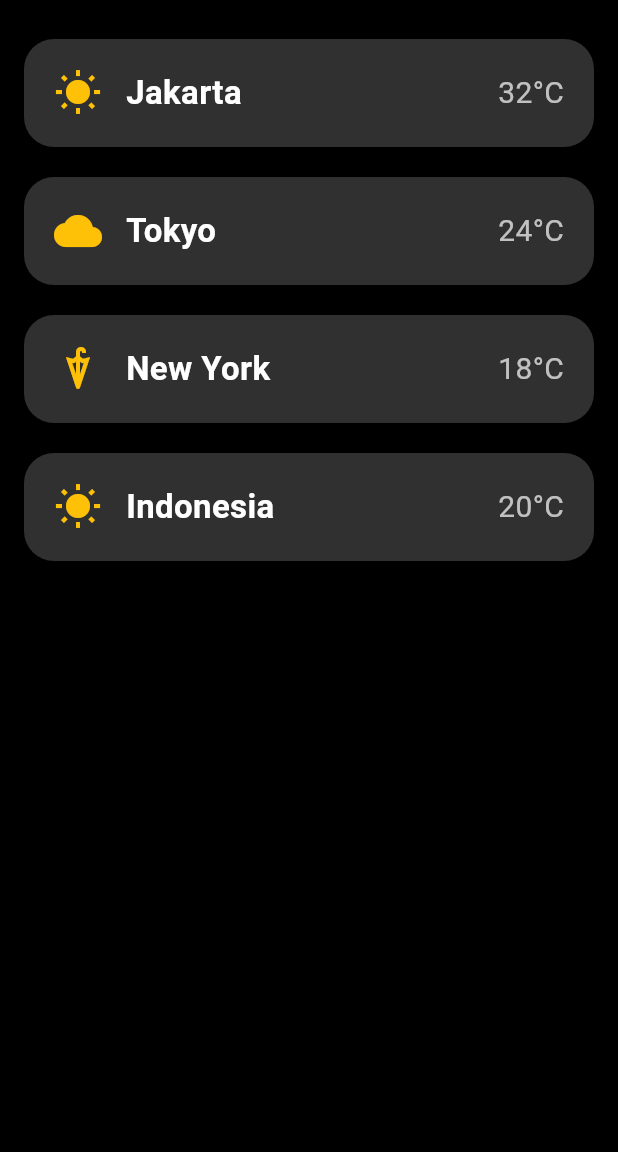
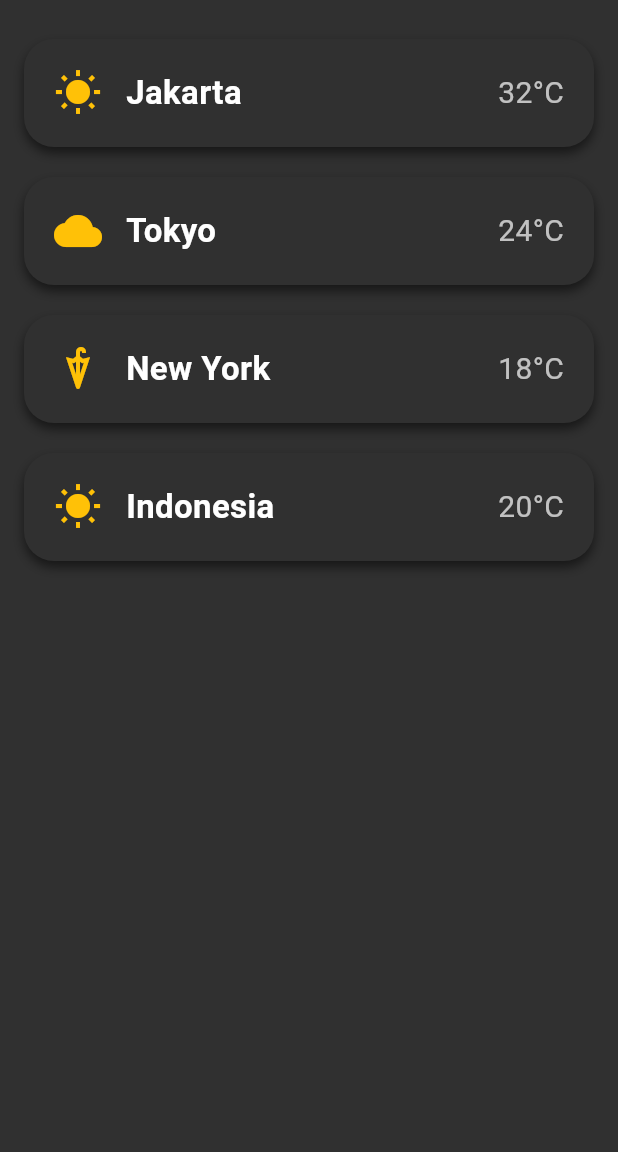
Before and after one commit to wahyualif23014/WeatherAPP, a Flutter app: the Favorite screen opened by its route, on a phone screen of 412 x 824 dp, the part 84-1236 px from its top. Run offline on Flutter 3.47's test engine with Material 3 defaults, Android fonts, the phone set to English and light mode, and no system bars.

Commit message:
new favorits desain layout

```diff
--- a/lib/screens/favorits.dart
+++ b/lib/screens/favorits.dart
@@ -40,7 +40,7 @@ class _FavoriteWeatherScreenState extends State<Favorite> {
   @override
   Widget build(BuildContext context) {
     return Scaffold(
-      backgroundColor: Colors.black,
+      backgroundColor: Colors.grey[850],
       appBar: AppBar(
         title: const Text('Favorite Weather'),
         backgroundColor: Colors.grey[900],
```
